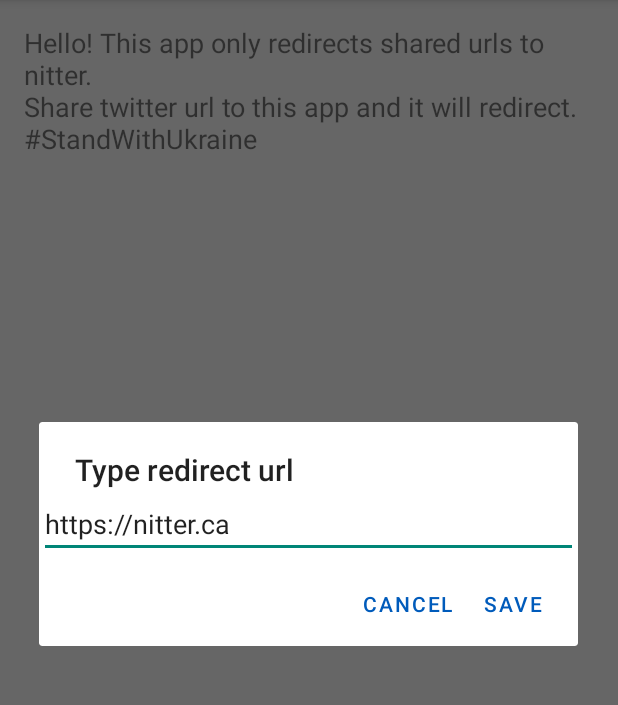
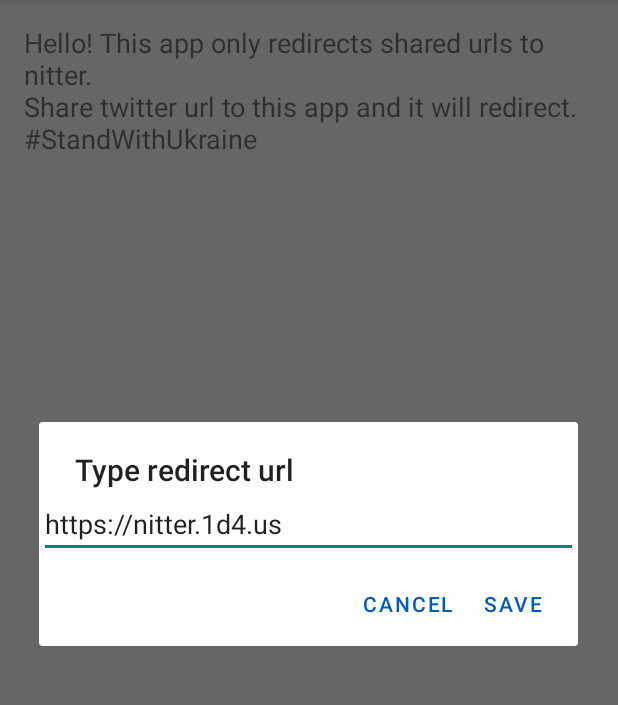
Before and after one commit to ymcx/misc, an Android app: the screen it shows after launch (MainActivity), after a tap on "Settings", on a phone screen of 412 x 824 dp, the part 84-789 px from its top. Run offline under Robolectric (Android 15) with nearby library versions, the phone set to English and light mode, and no system bars.

Commit message:
change server to nitter.1d4.us

```diff
--- a/predirecta/app/src/main/res/values/strings.xml
+++ b/predirecta/app/src/main/res/values/strings.xml
@@ -15,7 +15,7 @@
     <string name="redirect_url">Type redirect url</string>
 
 
-    <string name="pref_redirect_url_default">https://nitter.ca</string>
+    <string name="pref_redirect_url_default">https://nitter.1d4.us</string>
     <string name="pref_redirect_url_key">pref_redirect_url_key</string>
     <string name="action_nitter_instances">Nitter instances</string>
     <string name="nitter_instances_url">https://xnaas.github.io/nitter-instances/</string>
```
